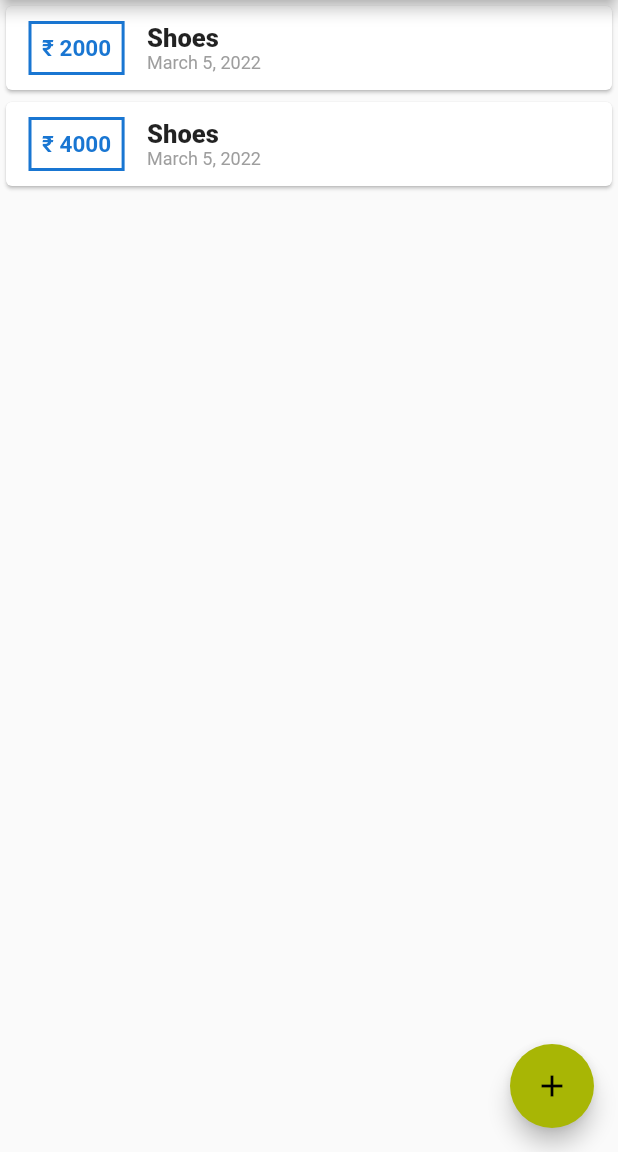
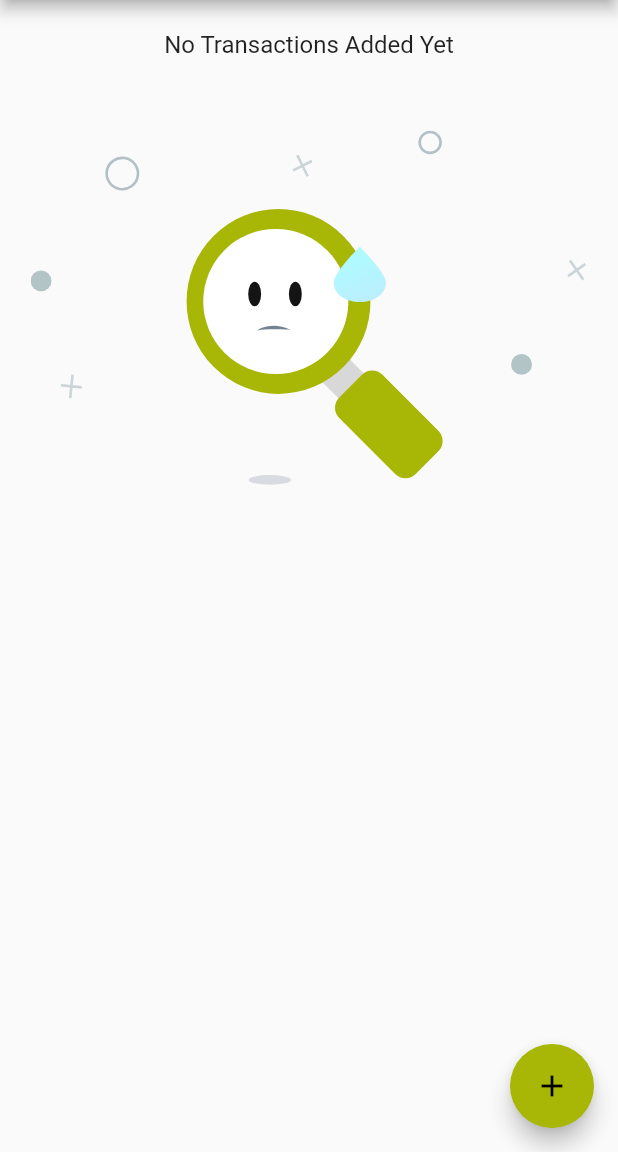
Before and after one commit to Prabhneet-Web/ExpenseTracker, a Flutter app: the screen it shows after launch, on a phone screen of 412 x 824 dp, the part 84-1236 px from its top. Run offline on Flutter 3.47's test engine with Material 2 defaults, Android fonts, the phone set to English and light mode, and no system bars; our stand-ins replace lottie.

```diff
--- a/lib/pages/homePage.dart
+++ b/lib/pages/homePage.dart
@@ -12,10 +12,7 @@ class MyHomePage extends StatefulWidget {
 }
 
 class _MyHomePageState extends State<MyHomePage> {
-  final List<Transaction> _userTransactions = [
-    Transaction(id: "t1", title: "Shoes", amount: 2000, date: DateTime.now()),
-    Transaction(id: "t1", title: "Shoes", amount: 4000, date: DateTime.now())
-  ];
+  final List<Transaction> _userTransactions = [];
 
   void _addNewTransaction(String txTitle, int txAmount) {
     final newTx = Transaction(
--- a/lib/widgets/transactionList.dart
+++ b/lib/widgets/transactionList.dart
@@ -1,6 +1,7 @@
 import 'package:expense_tracker/models/transaction.dart';
 import 'package:flutter/material.dart';
 import 'package:intl/intl.dart';
+import 'package:lottie/lottie.dart';
 
 class TransactionList extends StatelessWidget {
   final List<Transaction> transactions;
@@ -12,16 +13,32 @@ class TransactionList extends StatelessWidget {
   Widget build(BuildContext context) {
     return Container(
       height: MediaQuery.of(context).size.height,
-      child: ListView.builder(
+      child: transactions.isEmpty
+          ? Column(
+              mainAxisAlignment: MainAxisAlignment.start,
+              children: [
+                const SizedBox(height: 20),
+                Text(
+                  "No Transactions Added Yet",
+                  style: Theme.of(context).textTheme.titleMedium,
+                ),
+                const SizedBox(height: 20),
+                Lottie.asset(
+                  "lib/assets/images/Empty.json",
+                ),
+              ],
+            )
+          : ListView.builder(
               itemBuilder: (context, index) {
                 return Card(
                   child: Row(children: [
                     Container(
-                margin:
-                    const EdgeInsets.symmetric(vertical: 10, horizontal: 15),
+                      margin: const EdgeInsets.symmetric(
+                          vertical: 10, horizontal: 15),
                       decoration: BoxDecoration(
                           border: Border.all(
-                        color: Theme.of(context).primaryColorDark, width: 2)),
+                              color: Theme.of(context).primaryColorDark,
+                              width: 2)),
                       child: Text(
                         "₹ ${transactions[index].amount}",
                         style: TextStyle(
@@ -41,7 +58,8 @@ class TransactionList extends StatelessWidget {
                         ),
                         Text(
                           DateFormat.yMMMMd().format(transactions[index].date),
-                    style: const TextStyle(color: Colors.grey, fontSize: 12),
+                          style:
+                              const TextStyle(color: Colors.grey, fontSize: 12),
                         )
                       ],
                     )
```
Also changed, not shown: lib/assets/images/Empty.json (added, +1 -0 lines), pubspec.yaml (+4 -3 lines). Lines whose indentation alone changed are shown as unchanged.
